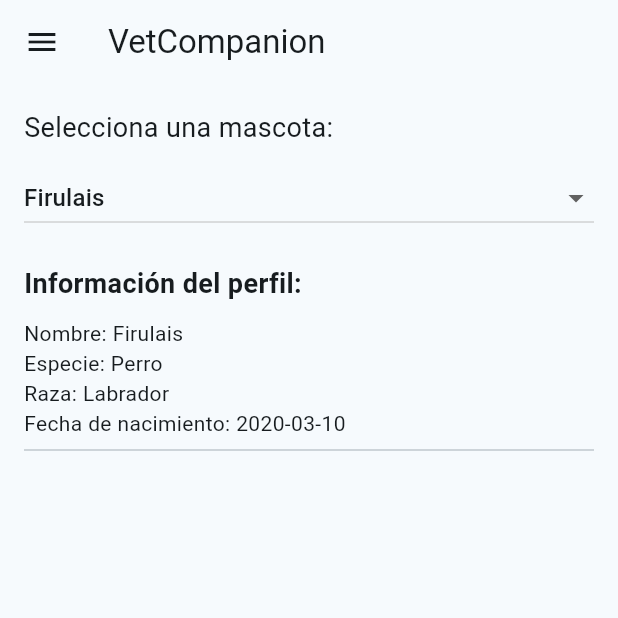
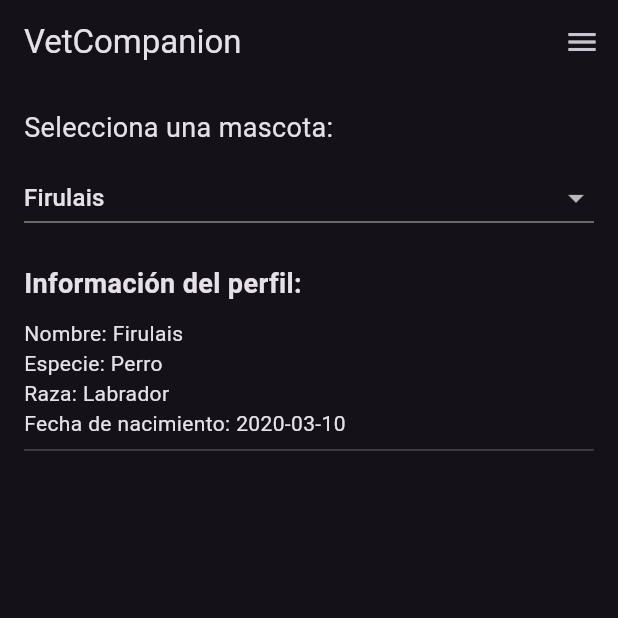
Before and after one commit to olbap-web/TAS_reminderapp, a Flutter app: the screen it shows after launch, on a phone screen of 412 x 824 dp, the top half of it. Run offline on Flutter 3.47's test engine with Material 3 defaults, Android fonts, the light colour scheme and no system bars.

Commit message:
cambiando tema

```diff
--- a/lib/main.dart
+++ b/lib/main.dart
@@ -1,26 +1,3 @@
-// import 'package:flutter/material.dart';
-// import 'ui/home_page.dart';
-
-// void main() {
-//   runApp(PetReminderApp());
-// }
-
-// class PetReminderApp extends StatelessWidget {
-//   @override
-//   Widget build(BuildContext context) {
-//     return MaterialApp(
-//       title: 'Pet Reminder',
-//       theme: ThemeData(
-
-//         useMaterial3: true,
-//         // primarySwatch: Colors.teal,
-//         colorScheme: ColorScheme.fromSeed(seedColor: Colors.blueGrey)
-//       ),
-//       home: HomePage(),
-//       debugShowCheckedModeBanner: false,
-//     );
-//   }
-// }
 
 import 'package:flutter/material.dart';
 import 'ui/home_page.dart';
@@ -30,7 +7,7 @@ void main() {
 }
 
 class PetReminderApp extends StatelessWidget {
-  static final ValueNotifier<ThemeMode> themeNotifier = ValueNotifier(ThemeMode.light);
+  static final ValueNotifier<ThemeMode> themeNotifier = ValueNotifier(ThemeMode.dark);
 
   @override
   Widget build(BuildContext context) {
--- a/lib/ui/home_page.dart
+++ b/lib/ui/home_page.dart
@@ -13,7 +13,7 @@ class HomePage extends StatefulWidget {
 }
 
 class _HomePageState extends State<HomePage> {
-  bool isDrawerLeft = true;
+  bool isDrawerLeft = false;
   bool get isDarkMode => PetReminderApp.themeNotifier.value == ThemeMode.dark;
 
   final List<Map<String, dynamic>> drawerItems = [];
```
